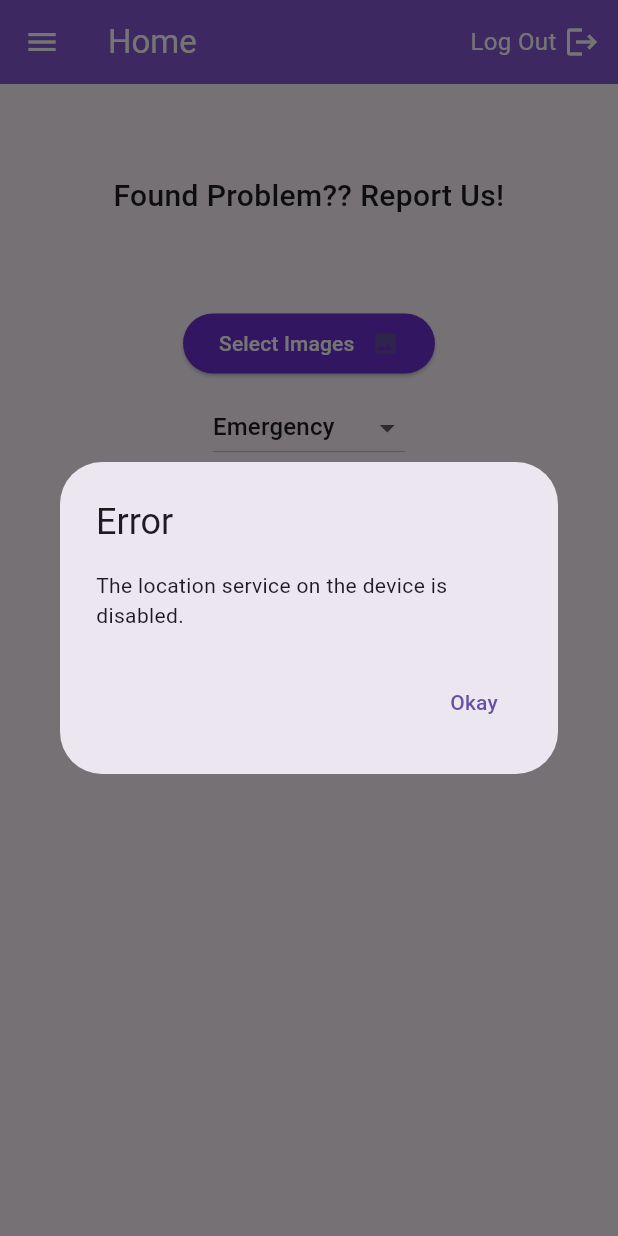
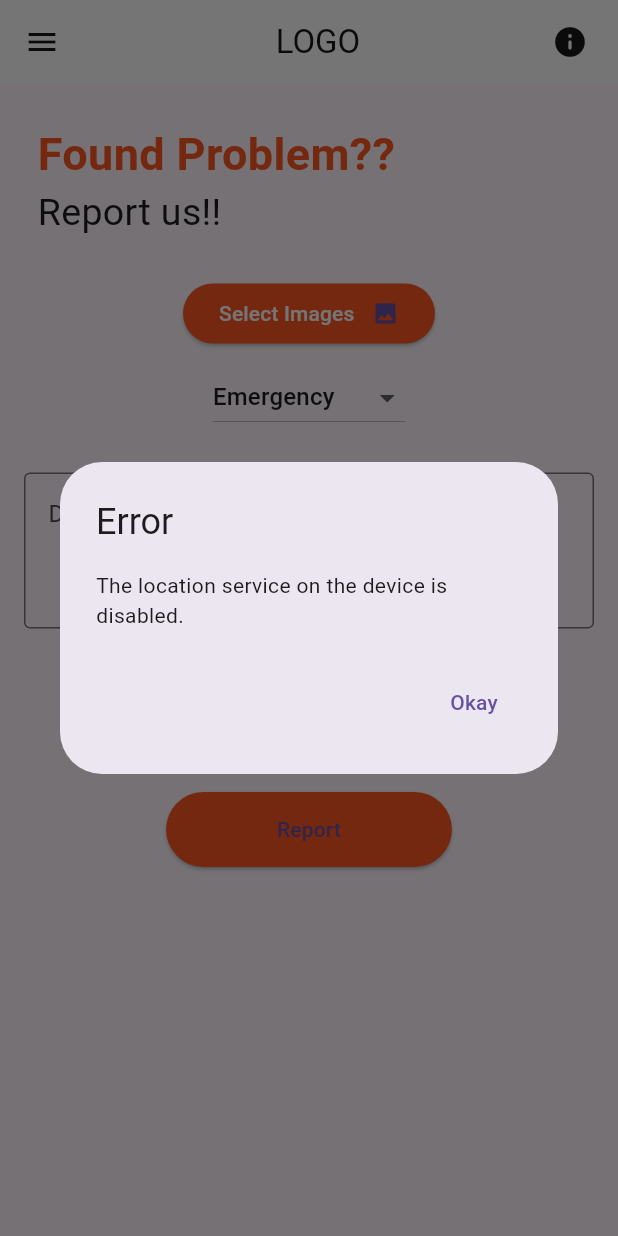
Before and after one commit to vedu3241/Complaints-App, a Flutter app: the HomeScreen screen opened directly with empty values, on a phone screen of 412 x 824 dp. Run offline on Flutter 3.47's test engine with Material 3 defaults, Android fonts, the phone set to English and light mode, and no system bars; our stand-ins replace geocoding, geolocator, image_picker, quickalert, shared_preferences; accounts and stored records are empty.

Commit message:
major changes in UI

```diff
--- a/lib/api_service.dart
+++ b/lib/api_service.dart
@@ -7,7 +7,7 @@ import 'package:logi_regi/models/complaint.dart';
 import 'package:logi_regi/models/user.dart';
 
 class ApiService {
-  final baseUrl = 'http://192.168.0.103:8000';
+  final baseUrl = 'http://192.168.0.106:8000'; //Enter IPV4 add from CMD
 
   Future<Response> saveLogin(User user) async {
     var res = await http.post(
@@ -54,6 +54,7 @@ class ApiService {
     request.fields['Latitude'] = complaint.Latitude.toString();
     request.fields['Longitude'] = complaint.Longitude.toString();
     request.fields['Address'] = complaint.Address!;
+    request.fields['Description'] = complaint.Description!;
 
     for (var imageFile in imageFiles) {
       request.files.add(
--- a/lib/components/report_form.dart
+++ b/lib/components/report_form.dart
@@ -1,6 +1,5 @@
 import 'dart:convert';
 import 'dart:io';
-import 'package:http/http.dart' as http;
 
 import 'package:flutter/material.dart';
 import 'package:geocoding/geocoding.dart';
@@ -12,8 +11,10 @@ import 'package:quickalert/quickalert.dart';
 import 'package:image_picker/image_picker.dart';
 
 class ReportForm extends StatefulWidget {
-  const ReportForm({super.key, required this.userId});
+  const ReportForm(
+      {super.key, required this.userId, required this.changeIndex});
   final String userId;
+  final Function changeIndex;
   @override
   State<ReportForm> createState() => _ReportFormState();
 }
@@ -25,6 +26,8 @@ class _ReportFormState extends State<ReportForm> {
   double? lat;
   double? long;
   String? address;
+  String? Description;
+  final TextEditingController _descriptionController = TextEditingController();
 
   bool isShowImage = false;
   final List<XFile>? _imageFiles = [];
@@ -47,6 +50,7 @@ class _ReportFormState extends State<ReportForm> {
 
   void submitReport() {
     //checking for null
+    // print(_imageFiles);
     if (lat == null || long == null || address == null) {
       showDialog(
         context: context,
@@ -83,8 +87,8 @@ class _ReportFormState extends State<ReportForm> {
       );
     } else {
       //Creating new complaint obj
-      Complaint newComplaint = Complaint(
-          lat, long, _selectedCategory, widget.userId, address, _imageFiles);
+      Complaint newComplaint = Complaint(lat, long, _selectedCategory,
+          widget.userId, address, _imageFiles, Description);
       print(newComplaint);
       //passing Complaint to make POST req
       report(newComplaint);
@@ -105,6 +109,7 @@ class _ReportFormState extends State<ReportForm> {
           context: context,
           type: QuickAlertType.success,
           text: message,
+          onConfirmBtnTap: widget.changeIndex(),
         );
       } else if (res.statusCode == 500) {
         message = responseData['message'];
@@ -282,7 +287,9 @@ class _ReportFormState extends State<ReportForm> {
 
   @override
   Widget build(BuildContext context) {
-    return Form(
+    return Container(
+      // decoration: BoxDecoration(color: Colors.deepPurpleAccent),
+      child: Form(
         key: _formKey,
         child: SingleChildScrollView(
           child: Column(
@@ -315,7 +322,7 @@ class _ReportFormState extends State<ReportForm> {
                 },
                 style: ButtonStyle(
                   backgroundColor: MaterialStateProperty.all<Color>(
-                  const Color.fromARGB(255, 112, 49, 213),
+                    const Color.fromARGB(255, 255, 87, 34),
                   ),
                 ),
                 child: const SizedBox(
@@ -367,14 +374,29 @@ class _ReportFormState extends State<ReportForm> {
               const SizedBox(
                 height: 10,
               ),
+              Padding(
+                padding: const EdgeInsets.all(16.0),
+                child: TextField(
+                  onChanged: (value) => setState(() {
+                    Description = value.toString();
+                  }),
+                  controller: _descriptionController,
+                  keyboardType: TextInputType.multiline,
+                  maxLines: 3,
+                  decoration: const InputDecoration(
+                    border: OutlineInputBorder(),
+                    hintText: "Description here..",
+                  ),
+                ),
+              ),
               const Text(
                 "Address :",
                 style: TextStyle(fontSize: 20),
               ),
               address != null
                   ? Padding(
-                    padding:
-                        const EdgeInsets.symmetric(horizontal: 12, vertical: 8),
+                      padding: const EdgeInsets.symmetric(
+                          horizontal: 12, vertical: 8),
                       child: Text(
                         "$address",
                         textAlign: TextAlign.center,
@@ -392,6 +414,7 @@ class _ReportFormState extends State<ReportForm> {
               ),
               ElevatedButton(
                 onPressed: () {
+                  print(_descriptionController.text);
                   if (_formKey.currentState!.validate()) {
                     print("validate");
                     submitReport();
@@ -399,7 +422,7 @@ class _ReportFormState extends State<ReportForm> {
                 },
                 style: ButtonStyle(
                   backgroundColor: MaterialStateProperty.all<Color>(
-                  const Color.fromARGB(255, 112, 49, 213),
+                    const Color.fromARGB(255, 255, 87, 34),
                   ),
                 ),
                 child: const Padding(
@@ -410,6 +433,7 @@ class _ReportFormState extends State<ReportForm> {
             ],
           ),
         ),
+      ),
     );
   }
 }
--- a/lib/main.dart
+++ b/lib/main.dart
@@ -17,7 +17,6 @@ class App extends StatelessWidget {
       routes: {
         '/base': (context) => const Base(),
         '/loginOrReg': (context) => const LoginOrRegister(),
-        // Define more routes here
       },
     );
   }
--- a/lib/models/complaint.dart
+++ b/lib/models/complaint.dart
@@ -8,8 +8,9 @@ class Complaint {
   double? Latitude;
   double? Longitude;
   String? Address;
+  String? Description;
   List<XFile>? images;
 
   Complaint(this.Latitude, this.Longitude, this.Category, this.ReporterId,
-      this.Address, this.images);
+      this.Address, this.images, this.Description);
 }
--- a/lib/pages/home_screen.dart
+++ b/lib/pages/home_screen.dart
@@ -5,78 +5,63 @@ import 'package:shared_preferences/shared_preferences.dart';
 import '../components/main_drawer.dart';
 
 class HomeScreen extends StatelessWidget {
-  const HomeScreen({super.key, required this.userId});
+  const HomeScreen(
+      {super.key, required this.userId, required this.changeIndex});
   final String userId;
+  final Function changeIndex;
 
   @override
   Widget build(BuildContext context) {
     return Scaffold(
       appBar: AppBar(
-        title: const Text("Home"),
-        backgroundColor: const Color.fromARGB(255, 133, 87, 211),
-        foregroundColor: Colors.white,
-        actions: [
-          InkWell(
-            onTap: () async {
-              final SharedPreferences sharedPreferences =
-                  await SharedPreferences.getInstance();
-              sharedPreferences.remove('userId');
-              if (context.mounted) {
-                // Navigator.of(context).push(
-                //   MaterialPageRoute(
-                //     builder: (ctx) => const Base(),
-                //   ),
-                // );
-
-                Navigator.pushNamedAndRemoveUntil(
-                  context,
-                  '/base', // Replace with the route name for your login screen
-                  (route) => false, // Remove all previous routes from the stack
-                );
-              }
-            },
-            child: const Row(
+        title: const Row(
+          mainAxisAlignment: MainAxisAlignment.center,
           children: [
-                Text(
-                  "Log Out",
-                  style: TextStyle(fontSize: 16),
+            Text("LOGO"),
+          ],
         ),
+        elevation: 0,
+        backgroundColor: const Color.fromARGB(255, 255, 255, 255),
+        foregroundColor: const Color.fromARGB(255, 26, 25, 25),
+        actions: const [
+          Icon(Icons.info_rounded),
           SizedBox(
-                  width: 5,
-                ),
-                Icon(Icons.logout),
-                SizedBox(
-                  width: 12,
+            width: 20,
           )
         ],
       ),
+      drawer: MainDrawer(userId: userId),
+      body: SingleChildScrollView(
+        child: Column(
+          children: [
+            Padding(
+              padding: const EdgeInsets.all(25),
+              child: Container(
+                width: double.infinity,
+                decoration: const BoxDecoration(
+                    // color: Color.fromARGB(255, 207, 201, 199),
+                    ),
+                child: const Column(
+                  crossAxisAlignment: CrossAxisAlignment.start,
+                  children: [
+                    Text(
+                      "Found Problem??",
+                      style: TextStyle(
+                          fontWeight: FontWeight.w600,
+                          fontSize: 30,
+                          color: Colors.deepOrange),
+                    ),
+                    Text(
+                      "Report us!!",
+                      style: TextStyle(fontSize: 25),
                     ),
                   ],
                 ),
-      drawer: MainDrawer(userId: userId),
-      body: Column(
-        mainAxisAlignment: MainAxisAlignment.start,
-        children: [
-          const SizedBox(
-            height: 50,
-          ),
-          Center(
-            child: Container(
-              width: double.infinity,
-              padding: const EdgeInsets.symmetric(vertical: 10),
-              // color: Color.fromARGB(255, 210, 188, 248),
-              child: const Text(
-                "Found Problem?? Report Us!",
-                style: TextStyle(fontSize: 20, fontWeight: FontWeight.w500),
-                textAlign: TextAlign.center,
               ),
             ),
+            ReportForm(userId: userId, changeIndex: changeIndex),
+          ],
         ),
-          const SizedBox(
-            height: 50,
-          ),
-          ReportForm(userId: userId),
-        ],
       ),
     );
   }
--- a/lib/pages/tabs_screen.dart
+++ b/lib/pages/tabs_screen.dart
@@ -12,6 +12,11 @@ class TabsScreen extends StatefulWidget {
 
 class _TabsScreenState extends State<TabsScreen> {
   int _selectedPageIndex = 0;
+  void changeIndex() {
+    _selectedPageIndex = 1;
+    setState(() {});
+  }
+
   void _selectedPage(int index) {
     setState(() {
       _selectedPageIndex = index;
@@ -22,6 +27,7 @@ class _TabsScreenState extends State<TabsScreen> {
   Widget build(BuildContext context) {
     Widget activePage = HomeScreen(
       userId: widget.userId,
+      changeIndex: changeIndex,
     );
     // Widget activePage = DemoScreen();
 
```
Also changed, not shown: lib/Bugs.txt (+6 -1 lines), lib/components/main_drawer.dart (+38 -19 lines), lib/components/myReportTile.dart (added, +163 -0 lines), lib/pages/reports_screen.dart (+56 -55 lines). Lines whose indentation alone changed are shown as unchanged.
